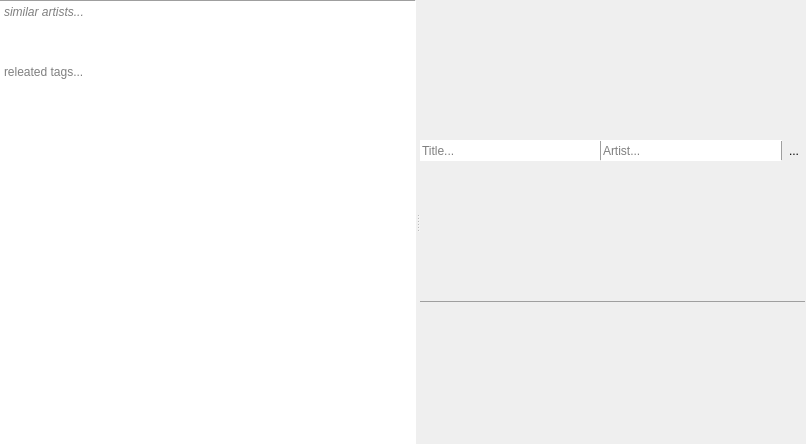
This is infoview.ui in milohr/babe-qt as Qt 5 draws it before an edit. The edited form follows.
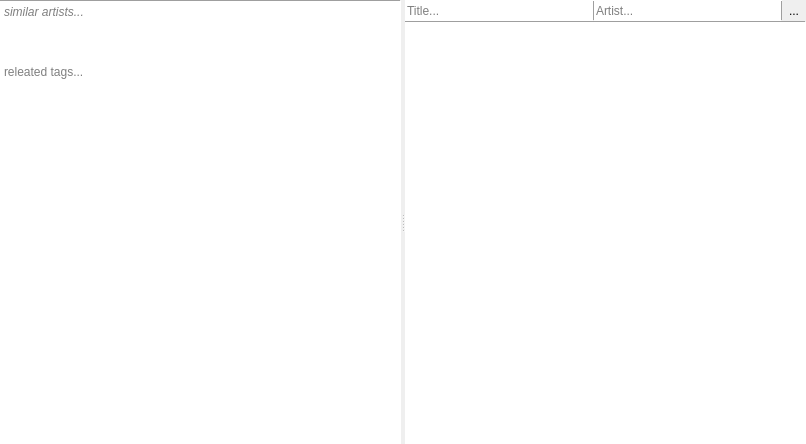
This is the edited form. Icons and pictures are not drawn.

Commit message: more work on pulpo services and start refactoring infoview. next: more services and semantic searches refactor

Patch:
```diff
--- a/infoview.ui
+++ b/infoview.ui
@@ -202,7 +202,7 @@
             </property>
            </widget>
           </item>
-          <item row="1" column="0" colspan="5">
+          <item row="2" column="0" colspan="5">
            <widget class="QFrame" name="frame">
             <property name="maximumSize">
              <size>
@@ -283,6 +283,13 @@
          </layout>
         </widget>
        </item>
+       <item>
+        <widget class="QTextBrowser" name="lyricsText">
+         <property name="frameShape">
+          <enum>QFrame::NoFrame</enum>
+         </property>
+        </widget>
+       </item>
       </layout>
      </widget>
     </widget>
```
The commit also changes 42 other files.
